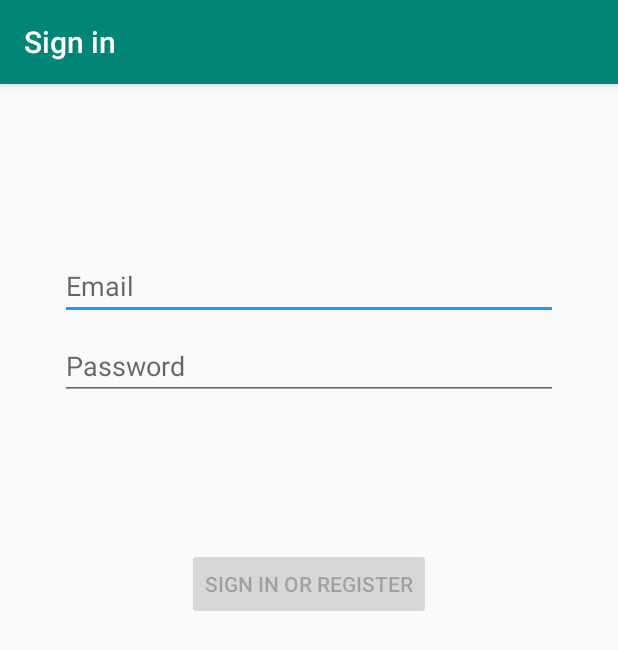
After one commit to andersbor/androidRetrofitBookstore, an Android app: the LoginActivity screen opened directly, with no data from a screen before it, on a phone screen of 412 x 824 dp. The commit adds this screen. Shown: the top 650 px of the screen. Run offline under Robolectric (Android 15) with nearby library versions, the phone set to English and light mode, and no system bars.

```diff
--- a/app/src/main/java/dk/easj/anbo/retrofitbookstore/RecyclerViewSimpleAdapter.java
+++ b/app/src/main/java/dk/easj/anbo/retrofitbookstore/RecyclerViewSimpleAdapter.java
@@ -13,7 +13,7 @@ import androidx.recyclerview.widget.RecyclerView;
 import java.util.List;
 
 public class RecyclerViewSimpleAdapter<T> extends RecyclerView.Adapter<RecyclerViewSimpleAdapter<T>.MyViewHolder> {
-    private static final String LOG_TAG = "TEACHERS";
+    private static final String LOG_TAG = "MY_TAG";
     private final List<T> data;
     private OnItemClickListener onItemClickListener;
     private final int viewId = View.generateViewId();
--- /dev/null
+++ b/app/src/main/java/dk/easj/anbo/retrofitbookstore/data/LoginRepository.java
@@ -0,0 +1,54 @@
+package dk.easj.anbo.retrofitbookstore.data;
+
+import dk.easj.anbo.retrofitbookstore.data.model.LoggedInUser;
+
+/**
+ * Class that requests authentication and user information from the remote data source and
+ * maintains an in-memory cache of login status and user credentials information.
+ */
+public class LoginRepository {
+
+    private static volatile LoginRepository instance;
+
+    private LoginDataSource dataSource;
+
+    // If user credentials will be cached in local storage, it is recommended it be encrypted
+    // @see https://developer.android.com/training/articles/keystore
+    private LoggedInUser user = null;
+
+    // private constructor : singleton access
+    private LoginRepository(LoginDataSource dataSource) {
+        this.dataSource = dataSource;
+    }
+
+    public static LoginRepository getInstance(LoginDataSource dataSource) {
+        if (instance == null) {
+            instance = new LoginRepository(dataSource);
+        }
+        return instance;
+    }
+
+    public boolean isLoggedIn() {
+        return user != null;
+    }
+
+    public void logout() {
+        user = null;
+        dataSource.logout();
+    }
+
+    private void setLoggedInUser(LoggedInUser user) {
+        this.user = user;
+        // If user credentials will be cached in local storage, it is recommended it be encrypted
+        // @see https://developer.android.com/training/articles/keystore
+    }
+
+    public Result<LoggedInUser> login(String username, String password) {
+        // handle login
+        Result<LoggedInUser> result = dataSource.login(username, password);
+        if (result instanceof Result.Success) {
+            setLoggedInUser(((Result.Success<LoggedInUser>) result).getData());
+        }
+        return result;
+    }
+}
--- /dev/null
+++ b/app/src/main/java/dk/easj/anbo/retrofitbookstore/ui/login/LoginActivity.java
@@ -0,0 +1,131 @@
+package dk.easj.anbo.retrofitbookstore.ui.login;
+
+import android.app.Activity;
+
+import androidx.lifecycle.Observer;
+import androidx.lifecycle.ViewModelProviders;
+
+import android.os.Bundle;
+
+import androidx.annotation.Nullable;
+import androidx.annotation.StringRes;
+import androidx.appcompat.app.AppCompatActivity;
+
+import android.text.Editable;
+import android.text.TextWatcher;
+import android.view.KeyEvent;
+import android.view.View;
+import android.view.inputmethod.EditorInfo;
+import android.widget.Button;
+import android.widget.EditText;
+import android.widget.ProgressBar;
+import android.widget.TextView;
+import android.widget.Toast;
+
+import dk.easj.anbo.retrofitbookstore.R;
+import dk.easj.anbo.retrofitbookstore.ui.login.LoginViewModel;
+import dk.easj.anbo.retrofitbookstore.ui.login.LoginViewModelFactory;
+
+public class LoginActivity extends AppCompatActivity {
+
+    private LoginViewModel loginViewModel;
+
+    @Override
+    public void onCreate(Bundle savedInstanceState) {
+        super.onCreate(savedInstanceState);
+        setContentView(R.layout.activity_login);
+        loginViewModel = ViewModelProviders.of(this, new LoginViewModelFactory())
+                .get(LoginViewModel.class);
+
+        final EditText usernameEditText = findViewById(R.id.username);
+        final EditText passwordEditText = findViewById(R.id.password);
+        final Button loginButton = findViewById(R.id.login);
+        final ProgressBar loadingProgressBar = findViewById(R.id.loading);
+
+        loginViewModel.getLoginFormState().observe(this, new Observer<LoginFormState>() {
+            @Override
+            public void onChanged(@Nullable LoginFormState loginFormState) {
+                if (loginFormState == null) {
+                    return;
+                }
+                loginButton.setEnabled(loginFormState.isDataValid());
+                if (loginFormState.getUsernameError() != null) {
+                    usernameEditText.setError(getString(loginFormState.getUsernameError()));
+                }
+                if (loginFormState.getPasswordError() != null) {
+                    passwordEditText.setError(getString(loginFormState.getPasswordError()));
+                }
+            }
+        });
+
+        loginViewModel.getLoginResult().observe(this, new Observer<LoginResult>() {
+            @Override
+            public void onChanged(@Nullable LoginResult loginResult) {
+                if (loginResult == null) {
+                    return;
+                }
+                loadingProgressBar.setVisibility(View.GONE);
+                if (loginResult.getError() != null) {
+                    showLoginFailed(loginResult.getError());
+                }
+                if (loginResult.getSuccess() != null) {
+                    updateUiWithUser(loginResult.getSuccess());
+                }
+                setResult(Activity.RESULT_OK);
+
+                //Complete and destroy login activity once successful
+                finish();
+            }
+        });
+
+        TextWatcher afterTextChangedListener = new TextWatcher() {
+            @Override
+            public void beforeTextChanged(CharSequence s, int start, int count, int after) {
+                // ignore
+            }
+
+            @Override
+            public void onTextChanged(CharSequence s, int start, int before, int count) {
+                // ignore
+            }
+
+            @Override
+            public void afterTextChanged(Editable s) {
+                loginViewModel.loginDataChanged(usernameEditText.getText().toString(),
+                        passwordEditText.getText().toString());
+            }
+        };
+        usernameEditText.addTextChangedListener(afterTextChangedListener);
+        passwordEditText.addTextChangedListener(afterTextChangedListener);
+        passwordEditText.setOnEditorActionListener(new TextView.OnEditorActionListener() {
+
+            @Override
+            public boolean onEditorAction(TextView v, int actionId, KeyEvent event) {
+                if (actionId == EditorInfo.IME_ACTION_DONE) {
+                    loginViewModel.login(usernameEditText.getText().toString(),
+                            passwordEditText.getText().toString());
+                }
+                return false;
+            }
+        });
+
+        loginButton.setOnClickListener(new View.OnClickListener() {
+            @Override
+            public void onClick(View v) {
+                loadingProgressBar.setVisibility(View.VISIBLE);
+                loginViewModel.login(usernameEditText.getText().toString(),
+                        passwordEditText.getText().toString());
+            }
+        });
+    }
+
+    private void updateUiWithUser(LoggedInUserView model) {
+        String welcome = getString(R.string.welcome) + model.getDisplayName();
+        // TODO : initiate successful logged in experience
+        Toast.makeText(getApplicationContext(), welcome, Toast.LENGTH_LONG).show();
+    }
+
+    private void showLoginFailed(@StringRes Integer errorString) {
+        Toast.makeText(getApplicationContext(), errorString, Toast.LENGTH_SHORT).show();
+    }
+}
--- /dev/null
+++ b/app/src/main/java/dk/easj/anbo/retrofitbookstore/ui/login/LoginViewModel.java
@@ -0,0 +1,70 @@
+package dk.easj.anbo.retrofitbookstore.ui.login;
+
+import androidx.lifecycle.LiveData;
+import androidx.lifecycle.MutableLiveData;
+import androidx.lifecycle.ViewModel;
+
+import android.util.Patterns;
+
+import dk.easj.anbo.retrofitbookstore.data.LoginRepository;
+import dk.easj.anbo.retrofitbookstore.data.Result;
+import dk.easj.anbo.retrofitbookstore.data.model.LoggedInUser;
+import dk.easj.anbo.retrofitbookstore.R;
+
+public class LoginViewModel extends ViewModel {
+
+    private MutableLiveData<LoginFormState> loginFormState = new MutableLiveData<>();
+    private MutableLiveData<LoginResult> loginResult = new MutableLiveData<>();
+    private LoginRepository loginRepository;
+
+    LoginViewModel(LoginRepository loginRepository) {
+        this.loginRepository = loginRepository;
+    }
+
+    LiveData<LoginFormState> getLoginFormState() {
+        return loginFormState;
+    }
+
+    LiveData<LoginResult> getLoginResult() {
+        return loginResult;
+    }
+
+    public void login(String username, String password) {
+        // can be launched in a separate asynchronous job
+        Result<LoggedInUser> result = loginRepository.login(username, password);
+
+        if (result instanceof Result.Success) {
+            LoggedInUser data = ((Result.Success<LoggedInUser>) result).getData();
+            loginResult.setValue(new LoginResult(new LoggedInUserView(data.getDisplayName())));
+        } else {
+            loginResult.setValue(new LoginResult(R.string.login_failed));
+        }
+    }
+
+    public void loginDataChanged(String username, String password) {
+        if (!isUserNameValid(username)) {
+            loginFormState.setValue(new LoginFormState(R.string.invalid_username, null));
+        } else if (!isPasswordValid(password)) {
+            loginFormState.setValue(new LoginFormState(null, R.string.invalid_password));
+        } else {
+            loginFormState.setValue(new LoginFormState(true));
+        }
+    }
+
+    // A placeholder username validation check
+    private boolean isUserNameValid(String username) {
+        if (username == null) {
+            return false;
+        }
+        if (username.contains("@")) {
+            return Patterns.EMAIL_ADDRESS.matcher(username).matches();
+        } else {
+            return !username.trim().isEmpty();
+        }
+    }
+
+    // A placeholder password validation check
+    private boolean isPasswordValid(String password) {
+        return password != null && password.trim().length() > 5;
+    }
+}
--- /dev/null
+++ b/app/src/main/java/dk/easj/anbo/retrofitbookstore/ui/login/LoginViewModelFactory.java
@@ -0,0 +1,26 @@
+package dk.easj.anbo.retrofitbookstore.ui.login;
+
+import androidx.lifecycle.ViewModel;
+import androidx.lifecycle.ViewModelProvider;
+import androidx.annotation.NonNull;
+
+import dk.easj.anbo.retrofitbookstore.data.LoginDataSource;
+import dk.easj.anbo.retrofitbookstore.data.LoginRepository;
+
+/**
+ * ViewModel provider factory to instantiate LoginViewModel.
+ * Required given LoginViewModel has a non-empty constructor
+ */
+public class LoginViewModelFactory implements ViewModelProvider.Factory {
+
+    @NonNull
+    @Override
+    @SuppressWarnings("unchecked")
+    public <T extends ViewModel> T create(@NonNull Class<T> modelClass) {
+        if (modelClass.isAssignableFrom(LoginViewModel.class)) {
+            return (T) new LoginViewModel(LoginRepository.getInstance(new LoginDataSource()));
+        } else {
+            throw new IllegalArgumentException("Unknown ViewModel class");
+        }
+    }
+}
--- /dev/null
+++ b/app/src/main/res/layout/activity_login.xml
@@ -0,0 +1,78 @@
+<?xml version="1.0" encoding="utf-8"?>
+<androidx.constraintlayout.widget.ConstraintLayout xmlns:android="http://schemas.android.com/apk/res/android"
+    xmlns:app="http://schemas.android.com/apk/res-auto"
+    xmlns:tools="http://schemas.android.com/tools"
+    android:id="@+id/container"
+    android:layout_width="match_parent"
+    android:layout_height="match_parent"
+    android:paddingLeft="@dimen/activity_horizontal_margin"
+    android:paddingTop="@dimen/activity_vertical_margin"
+    android:paddingRight="@dimen/activity_horizontal_margin"
+    android:paddingBottom="@dimen/activity_vertical_margin"
+    tools:context=".ui.login.LoginActivity">
+
+    <EditText
+        android:id="@+id/username"
+        android:layout_width="0dp"
+        android:layout_height="wrap_content"
+        android:layout_marginStart="24dp"
+        android:layout_marginTop="96dp"
+        android:layout_marginEnd="24dp"
+
+        android:hint="@string/prompt_email"
+        android:inputType="textEmailAddress"
+        android:selectAllOnFocus="true"
+        app:layout_constraintEnd_toEndOf="parent"
+        app:layout_constraintStart_toStartOf="parent"
+        app:layout_constraintTop_toTopOf="parent" />
+
+    <EditText
+        android:id="@+id/password"
+        android:layout_width="0dp"
+        android:layout_height="wrap_content"
+        android:layout_marginStart="24dp"
+        android:layout_marginTop="8dp"
+        android:layout_marginEnd="24dp"
+
+        android:hint="@string/prompt_password"
+        android:imeActionLabel="@string/action_sign_in_short"
+        android:imeOptions="actionDone"
+        android:inputType="textPassword"
+        android:selectAllOnFocus="true"
+        app:layout_constraintEnd_toEndOf="parent"
+        app:layout_constraintStart_toStartOf="parent"
+        app:layout_constraintTop_toBottomOf="@+id/username" />
+
+    <Button
+        android:id="@+id/login"
+        android:layout_width="wrap_content"
+        android:layout_height="wrap_content"
+        android:layout_gravity="start"
+        android:layout_marginStart="48dp"
+        android:layout_marginTop="16dp"
+        android:layout_marginEnd="48dp"
+        android:layout_marginBottom="64dp"
+        android:enabled="false"
+        android:text="@string/action_sign_in"
+        app:layout_constraintBottom_toBottomOf="parent"
+        app:layout_constraintEnd_toEndOf="parent"
+        app:layout_constraintStart_toStartOf="parent"
+        app:layout_constraintTop_toBottomOf="@+id/password"
+        app:layout_constraintVertical_bias="0.2" />
+
+    <ProgressBar
+        android:id="@+id/loading"
+        android:layout_width="wrap_content"
+        android:layout_height="wrap_content"
+        android:layout_gravity="center"
+        android:layout_marginStart="32dp"
+        android:layout_marginTop="64dp"
+        android:layout_marginEnd="32dp"
+        android:layout_marginBottom="64dp"
+        android:visibility="gone"
+        app:layout_constraintBottom_toBottomOf="parent"
+        app:layout_constraintEnd_toEndOf="@+id/password"
+        app:layout_constraintStart_toStartOf="@+id/password"
+        app:layout_constraintTop_toTopOf="parent"
+        app:layout_constraintVertical_bias="0.3" />
+</androidx.constraintlayout.widget.ConstraintLayout>
```
Also changed, not shown: app/src/main/java/dk/easj/anbo/retrofitbookstore/data/LoginDataSource.java (added, +29 -0 lines), app/src/main/java/dk/easj/anbo/retrofitbookstore/data/Result.java (added, +48 -0 lines), app/src/main/java/dk/easj/anbo/retrofitbookstore/data/model/LoggedInUser.java (added, +23 -0 lines), app/src/main/java/dk/easj/anbo/retrofitbookstore/ui/login/LoggedInUserView.java (added, +17 -0 lines), app/src/main/java/dk/easj/anbo/retrofitbookstore/ui/login/LoginFormState.java (added, +40 -0 lines), app/src/main/java/dk/easj/anbo/retrofitbookstore/ui/login/LoginResult.java (added, +31 -0 lines).
